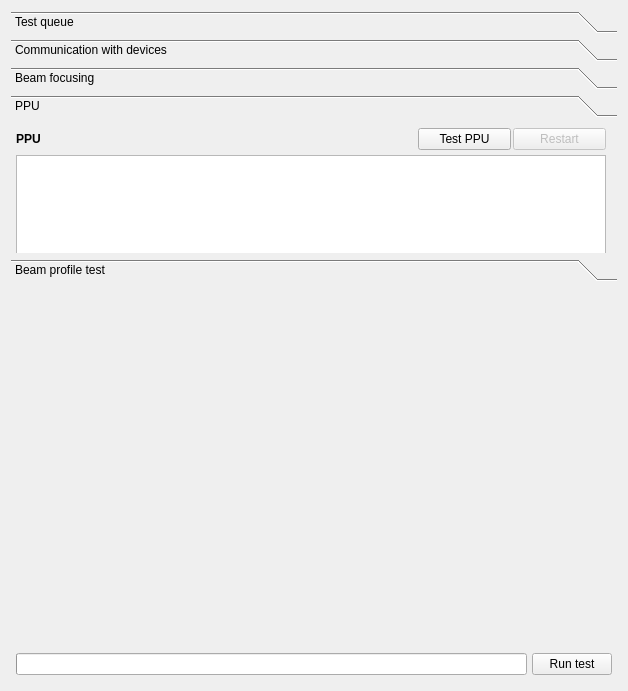
Qt form Bricks/widgets/ui_files/Qt4_beamline_test_widget_layout.ui (mxcube/mxcubeqt) before a commit.
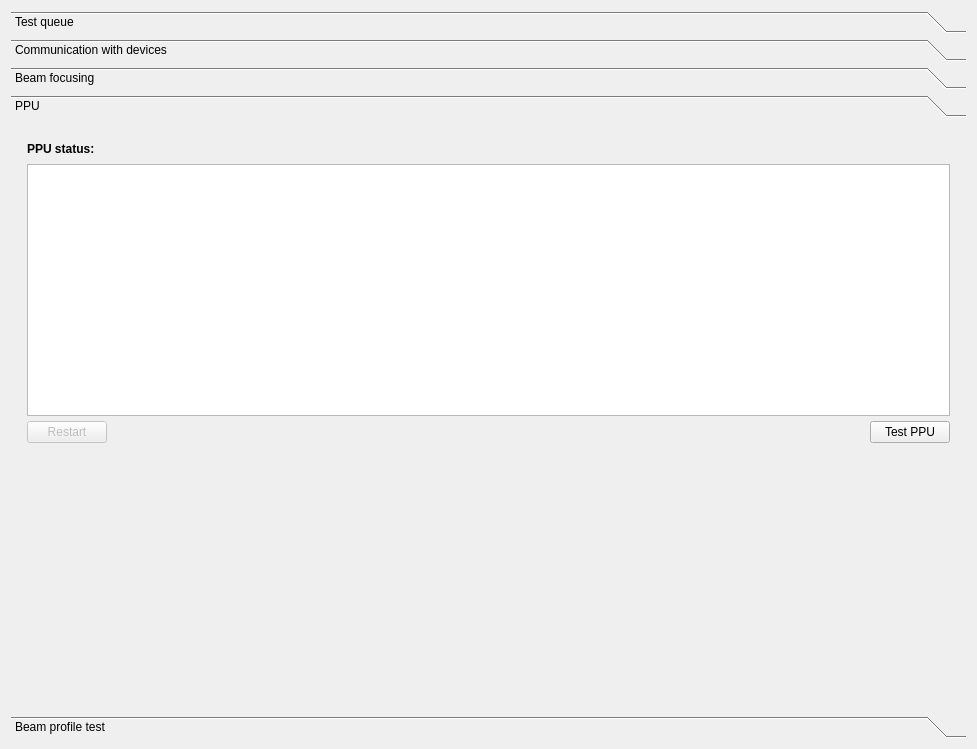
The same form after that commit. The open tabs and pages were chosen to show the change.

What changed in the file:
```diff
--- a/Bricks/widgets/ui_files/Qt4_beamline_test_widget_layout.ui
+++ b/Bricks/widgets/ui_files/Qt4_beamline_test_widget_layout.ui
@@ -6,8 +6,8 @@
    <rect>
     <x>0</x>
     <y>0</y>
-    <width>628</width>
-    <height>691</height>
+    <width>977</width>
+    <height>749</height>
    </rect>
   </property>
   <property name="windowTitle">
@@ -173,6 +173,39 @@
           </item>
          </layout>
         </item>
+         <item>
+          <layout class="QHBoxLayout">
+           <property name="spacing">
+            <number>5</number>
+           </property>
+           <property name="margin">
+            <number>5</number>
+           </property>
+           <item>
+            <widget class="QProgressBar" name="progress_bar"/>
+           </item>
+           <item>
+            <spacer name="horizontalSpacer">
+             <property name="orientation">
+              <enum>Qt::Horizontal</enum>
+             </property>
+             <property name="sizeHint" stdset="0">
+              <size>
+               <width>40</width>
+               <height>20</height>
+              </size>
+             </property>
+            </spacer>
+           </item>
+           <item>
+            <widget class="QPushButton" name="run_test_button">
+             <property name="text">
+              <string>Run test queue</string>
+             </property>
+            </widget>
+           </item>
+          </layout>
+         </item>
         <item>
          <spacer name="spacerf53">
           <property name="orientation">
@@ -388,22 +421,18 @@
        <rect>
         <x>0</x>
         <y>0</y>
-        <width>610</width>
-        <height>108</height>
+        <width>959</width>
+        <height>596</height>
        </rect>
       </property>
       <attribute name="label">
        <string>PPU</string>
       </attribute>
-      <widget class="QWidget" name="layout10">
-       <property name="geometry">
-        <rect>
-         <x>0</x>
-         <y>0</y>
-         <width>600</width>
-         <height>460</height>
-        </rect>
+      <layout class="QVBoxLayout" name="verticalLayout_4">
+       <property name="spacing">
+        <number>2</number>
        </property>
+       <item>
        <layout class="QVBoxLayout">
         <property name="spacing">
          <number>5</number>
@@ -443,7 +472,7 @@
              <enum>QFrame::Sunken</enum>
             </property>
             <property name="text">
-             <string>PPU</string>
+              <string>PPU status:</string>
             </property>
             <property name="wordWrap">
              <bool>false</bool>
@@ -451,12 +480,47 @@
            </widget>
           </item>
           <item>
-           <widget class="QPushButton" name="ppu_test_button">
-            <property name="text">
-             <string>Test PPU</string>
+            <spacer name="horizontalSpacer_4">
+             <property name="orientation">
+              <enum>Qt::Horizontal</enum>
+             </property>
+             <property name="sizeHint" stdset="0">
+              <size>
+               <width>40</width>
+               <height>20</height>
+              </size>
+             </property>
+            </spacer>
+           </item>
+          </layout>
+         </item>
+         <item>
+          <widget class="QTextBrowser" name="ppu_status_textbrowser">
+           <property name="sizePolicy">
+            <sizepolicy hsizetype="Preferred" vsizetype="Expanding">
+             <horstretch>0</horstretch>
+             <verstretch>0</verstretch>
+            </sizepolicy>
+           </property>
+           <property name="maximumSize">
+            <size>
+             <width>32767</width>
+             <height>32767</height>
+            </size>
             </property>
            </widget>
           </item>
+         <item>
+          <layout class="QHBoxLayout" name="horizontalLayout_2">
+           <property name="spacing">
+            <number>2</number>
+           </property>
+           <property name="leftMargin">
+            <number>0</number>
+           </property>
+           <property name="topMargin">
+            <number>0</number>
+           </property>
           <item>
            <widget class="QPushButton" name="ppu_restart_button">
             <property name="enabled">
@@ -467,26 +531,44 @@
             </property>
            </widget>
           </item>
+           <item>
+            <spacer name="horizontalSpacer_3">
+             <property name="orientation">
+              <enum>Qt::Horizontal</enum>
+             </property>
+             <property name="sizeHint" stdset="0">
+              <size>
+               <width>40</width>
+               <height>20</height>
+              </size>
+             </property>
+            </spacer>
+           </item>
+           <item>
+            <widget class="QPushButton" name="ppu_test_button">
+             <property name="text">
+              <string>Test PPU</string>
+             </property>
+            </widget>
+           </item>
          </layout>
         </item>
         <item>
-         <widget class="QTextBrowser" name="ppu_status_textbrowser">
-          <property name="sizePolicy">
-           <sizepolicy hsizetype="Preferred" vsizetype="Expanding">
-            <horstretch>0</horstretch>
-            <verstretch>0</verstretch>
-           </sizepolicy>
-          </property>
-          <property name="maximumSize">
+          <spacer name="verticalSpacer_3">
+           <property name="orientation">
+            <enum>Qt::Vertical</enum>
+           </property>
+           <property name="sizeHint" stdset="0">
            <size>
-            <width>590</width>
-            <height>32767</height>
-           </size>
-          </property>
-         </widget>
-        </item>
-       </layout>
-      </widget>
+             <width>20</width>
+             <height>40</height>
+            </size>
+           </property>
+          </spacer>
+         </item>
+        </layout>
+       </item>
+      </layout>
      </widget>
      <widget class="QWidget" name="profile_toolbox_page">
       <property name="geometry">
@@ -545,42 +627,6 @@
      </widget>
     </widget>
    </item>
-   <item>
-    <spacer name="spacer3">
-     <property name="orientation">
-      <enum>Qt::Vertical</enum>
-     </property>
-     <property name="sizeType">
-      <enum>QSizePolicy::Expanding</enum>
-     </property>
-     <property name="sizeHint" stdset="0">
-      <size>
-       <width>20</width>
-       <height>361</height>
-      </size>
-     </property>
-    </spacer>
-   </item>
-   <item>
-    <layout class="QHBoxLayout">
-     <property name="spacing">
-      <number>5</number>
-     </property>
-     <property name="margin">
-      <number>5</number>
-     </property>
-     <item>
-      <widget class="QProgressBar" name="progress_bar"/>
-     </item>
-     <item>
-      <widget class="QPushButton" name="run_test_button">
-       <property name="text">
-        <string>Run test</string>
-       </property>
-      </widget>
-     </item>
-    </layout>
-   </item>
   </layout>
  </widget>
  <layoutdefault spacing="6" margin="11"/>
```
Left out of the diff: 146 changed lines with no effect on the pictures. Lines whose indentation alone changed are shown as unchanged.
